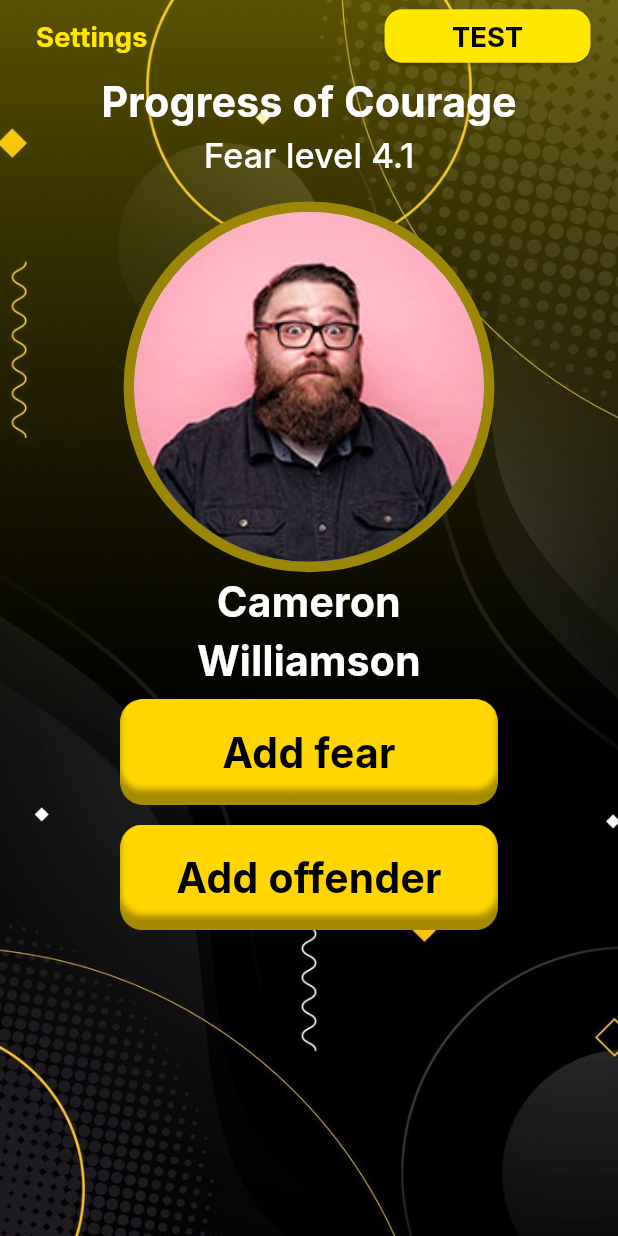
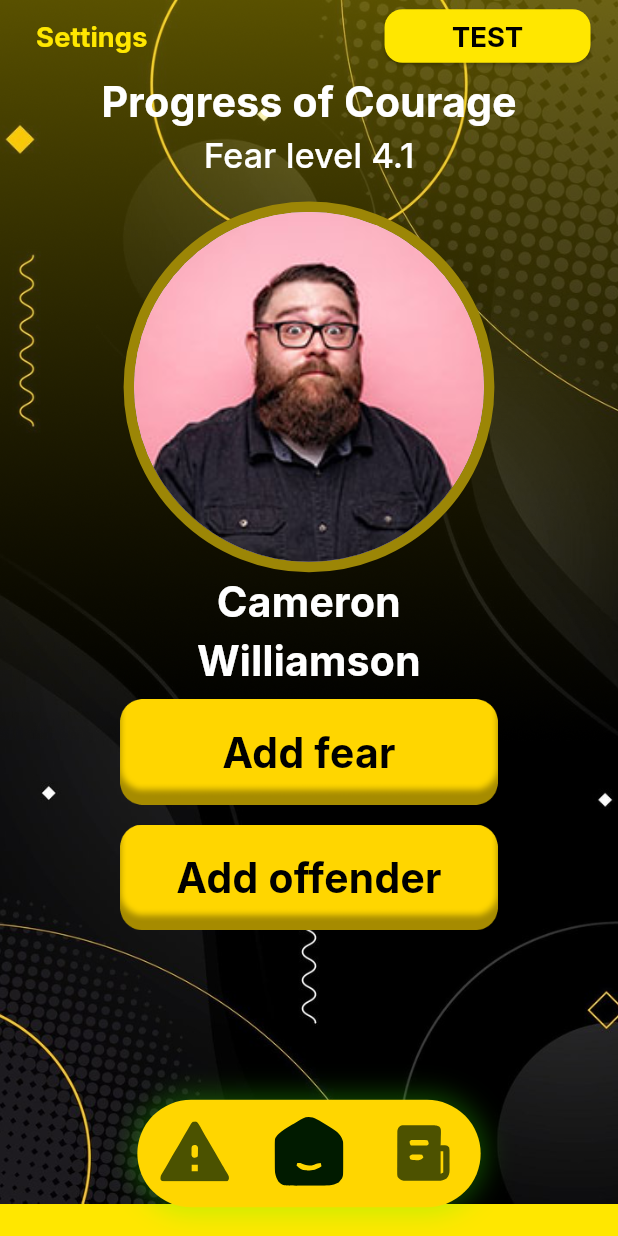
Before and after one commit to ibrahimsiam25/betfair, a Flutter app: the screen it shows after launch, on a phone screen of 412 x 824 dp. Run offline on Flutter 3.47's test engine with Material 3 defaults, Android fonts, the phone set to English and light mode, and no system bars; drawn by our look-alikes of persistent_bottom_nav_bar; our stand-ins replace flutter_screenutil, flutter_svg, go_router, shared_preferences.

Commit message:
Add SVG Icons and Implement Persistent Bottom Navigation Bar
- Added SVG icons for home, report problem, and news fill.
- Updated `app_assets.dart` to include paths for new SVG assets.
- Implemented a persistent bottom navigation bar using the `persistent_bottom_nav_bar` package.
- Updated the app router to navigate to the bottom navigation bar controller on app launch.
- Modified the onboarding flow to redirect to the bottom navigation bar after completion.
- Updated the app's color theme to include new colors for the bottom navigation bar and shadows.
- Added a custom icon widget to handle SVG icons with selected state styling.

```diff
--- a/lib/core/constants/app_assets.dart
+++ b/lib/core/constants/app_assets.dart
@@ -10,9 +10,21 @@ class Assets {
   /// assets/images/button.png
   static const String imagesButton = "assets/images/button.png";
 
+  /// Assets for imagesHome
+  /// assets/images/home.svg
+  static const String imagesHome = "assets/images/home.svg";
+
+  /// Assets for imagesIcRoundReportProblem
+  /// assets/images/ic_round-report-problem.svg
+  static const String imagesIcRoundReportProblem = "assets/images/ic_round-report-problem.svg";
+
   /// Assets for imagesMan
   /// assets/images/man.png
   static const String imagesMan = "assets/images/man.png";
+
+  /// Assets for imagesMingcuteNewsFill
+  /// assets/images/mingcute_news-fill.svg
+  static const String imagesMingcuteNewsFill = "assets/images/mingcute_news-fill.svg";
 
   /// Assets for imagesOnBoarding1
   /// assets/images/onBoarding_1.png
--- a/lib/core/routes/app_router.dart
+++ b/lib/core/routes/app_router.dart
@@ -1,14 +1,11 @@
+import 'package:betfair/features/home/views/bottom_nav_bar.dart';
 import 'package:betfair/features/home/views/home_view.dart';
 import 'package:betfair/features/onboarding/views/onboarding_view.dart';
 import 'package:go_router/go_router.dart';
 
-
 abstract class AppRouter {
-
   static const String kOnBoardingView = '/onBoardingView';
-
-  static const String kHomeView = '/home';
-
+  static const String kBottomNav = '/bottomNav';
 
   static final router = GoRouter(
     routes: [
@@ -18,10 +15,8 @@ abstract class AppRouter {
       ),
       GoRoute(
         path: "/",
-        builder: (context, state) => const HomeView(),
+        builder: (context, state) => const BottomNavigationBarController(),
       ),
-
     ],
-
   );
 }
--- a/lib/core/theme/app_colors.dart
+++ b/lib/core/theme/app_colors.dart
@@ -6,7 +6,10 @@ class AppColors {
   static const Color white = Color(0xFFFFFFFF);
   static const Color black = Color(0xFF000000);
   static const Color primary = Color(0xFFFFE700);
+  static const Color lightPrimary = Color(0xFFFFD600);
   static const Color darkPrimary = Color(0xFF9c8606);
+  static const Color theme = Color(0xFF011B00);
+  static const Color shadow = Color(0xFF33FF00);
 
 
 }
--- /dev/null
+++ b/lib/features/home/views/bottom_nav_bar.dart
@@ -0,0 +1,129 @@
+import 'package:betfair/features/home/views/home_view.dart';
+import 'package:flutter/material.dart';
+import 'package:flutter_screenutil/flutter_screenutil.dart';
+import 'package:flutter_svg/svg.dart';
+import 'package:persistent_bottom_nav_bar/persistent_bottom_nav_bar.dart';
+import '../../../core/constants/app_assets.dart';
+import '../../../core/theme/app_colors.dart';
+
+class BottomNavigationBarController extends StatefulWidget {
+  const BottomNavigationBarController({super.key});
+
+  @override
+  State<BottomNavigationBarController> createState() =>
+      _BottomNavigationBarControllerState();
+}
+
+int selectedIndex = 1;
+
+class _BottomNavigationBarControllerState
+    extends State<BottomNavigationBarController> {
+  late PersistentTabController _controller;
+
+  @override
+  void initState() {
+    super.initState();
+    _controller = PersistentTabController(initialIndex: selectedIndex);
+  }
+
+  @override
+  void dispose() {
+    _controller.dispose();
+    super.dispose();
+  }
+
+  List<Widget> buildScreens() {
+    return [
+      const Scaffold(
+        body: Center(
+          child: Text('Exercise'),
+        ),
+      ),
+      const HomeView(),
+      const Scaffold(
+        body: Center(
+          child: Text('Elements'),
+        ),
+      ),
+    ];
+  }
+
+  List<PersistentBottomNavBarItem> navBarsItems() {
+  return [
+    PersistentBottomNavBarItem(
+      icon: CustomIcon(
+        asset: Assets.imagesIcRoundReportProblem,
+        isSelected: selectedIndex == 0,
+      ),
+    ),
+    PersistentBottomNavBarItem(
+      icon: CustomIcon(
+        asset: Assets.imagesHome,
+        isSelected: selectedIndex == 1,
+      ),
+    ),
+    PersistentBottomNavBarItem(
+      icon: CustomIcon(
+        asset: Assets.imagesMingcuteNewsFill,
+        isSelected: selectedIndex == 2,
+      ),
+    ),
+  ];
+}
+
+
+  @override
+  Widget build(BuildContext context) {
+    return PersistentTabView(
+      context,
+      controller: _controller,
+      screens: buildScreens(),
+      items: navBarsItems(),
+      backgroundColor: AppColors.lightPrimary,
+      decoration: NavBarDecoration(
+        colorBehindNavBar: AppColors.primary,
+        borderRadius: BorderRadius.circular(50),
+        boxShadow: [
+          BoxShadow(
+            color: AppColors.shadow.withOpacity(0.3),
+            spreadRadius: 3,
+            blurRadius: 15,
+
+          ),
+        ],
+      ),
+      navBarHeight: 60.h,
+      margin: EdgeInsets.symmetric(horizontal: 80.w, vertical: 16.h),
+      padding: const EdgeInsets.all(8),
+      navBarStyle: NavBarStyle.simple,
+      onItemSelected: (index) {
+        setState(() {
+          selectedIndex = index;
+        });
+      },
+    );
+  }
+}
+
+class CustomIcon extends StatelessWidget {
+  final String asset;
+  final bool isSelected;
+
+  const CustomIcon({
+    Key? key,
+    required this.asset,
+    required this.isSelected,
+  }) : super(key: key);
+
+  @override
+  Widget build(BuildContext context) {
+    return Container(
+      width: 40.w,
+      height: 40.h,
+      child: SvgPicture.asset(
+        asset,
+        color: isSelected ? AppColors.theme : null,
+      ),
+    );
+  }
+}
--- a/lib/features/onboarding/widgets/onboarding_body.dart
+++ b/lib/features/onboarding/widgets/onboarding_body.dart
@@ -34,7 +34,7 @@ class _OnboardingBodyState extends State<OnboardingBody> {
       );
     } else {
       SharedPref.setBool(kIsOnBoardingView, true);
-     GoRouter.of(context).go(AppRouter.kHomeView);
+     GoRouter.of(context).go(AppRouter.kBottomNav);
     }
   }
 
--- a/lib/main.dart
+++ b/lib/main.dart
@@ -1,7 +1,6 @@
 import 'package:betfair/core/routes/app_router.dart';
 import 'package:betfair/core/service/shared_preferences_singleton.dart';
-import 'package:betfair/core/constants/app_assets.dart';
-import 'package:betfair/features/onboarding/widgets/onboarding_body.dart';
+
 import 'package:flutter/material.dart';
 import 'package:flutter/services.dart';
 import 'package:flutter_screenutil/flutter_screenutil.dart';
--- a/pubspec.yaml
+++ b/pubspec.yaml
@@ -34,6 +34,7 @@ dependencies:
   flutter_screenutil: ^5.9.3
   flutter_svg: ^2.0.10+1
   go_router: ^14.3.0
+  persistent_bottom_nav_bar: ^6.2.1
   shared_preferences: ^2.3.2
 
 dev_dependencies:
```
Also changed, not shown: assets/images/home.svg (added), assets/images/ic_round-report-problem.svg (added), assets/images/mingcute_news-fill.svg (added), pubspec.lock.
